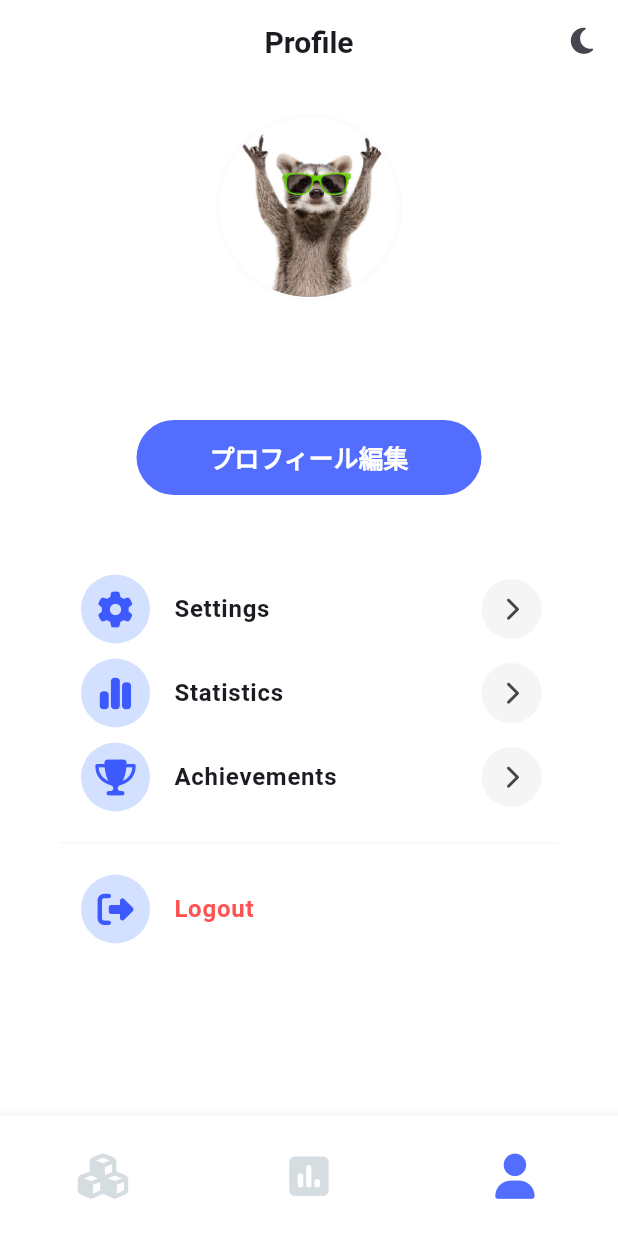
After one commit to snusberg-sudo/quizzie, a Flutter app: the Layout screen opened directly, item 3 of the bottom bar chosen, after a tap on "プロフィール編集", on a phone screen of 412 x 824 dp. The commit adds this screen. Run offline on Flutter 3.47's test engine with Material 3 defaults, Android fonts, the phone set to English and light mode, and no system bars; our stand-ins replace dio, flutter_dotenv, flutter_secure_storage, font_awesome_flutter, google_fonts, lottie and 2 more; accounts and stored records are empty.

Commit message:
forgot to push xd

```diff
--- a/lib/api/api_service.dart
+++ b/lib/api/api_service.dart
@@ -9,7 +9,7 @@ class ApiService {
     _dio.options.baseUrl = dotenv.env['BASE_API_URL']!;
     _dio.interceptors.add(InterceptorsWrapper(
       onRequest: (options, handler) async {
-        final token = await _storage.read(key: 'authToken');
+        final token = await _storage.read(key: 'token');
         if (token != null) {
           options.headers['Authorization'] = 'Bearer $token';
         }
--- /dev/null
+++ b/lib/api/user_data_storage_service.dart
@@ -0,0 +1,21 @@
+import 'package:flutter_secure_storage/flutter_secure_storage.dart';
+
+class UserDataStorageService {
+  static final _storage = FlutterSecureStorage();
+
+  static Future<void> set(String key, String value) async {
+    await _storage.write(key: key, value: value);
+  }
+
+  static Future<String?> get(String key) async {
+    return await _storage.read(key: key);
+  }
+
+  static Future<void> clearAll() async {
+    await _storage.deleteAll();
+  }
+
+  static Future<void> delete(String key) async {
+    await _storage.delete(key: key);
+  }
+}
--- a/lib/main.dart
+++ b/lib/main.dart
@@ -1,9 +1,11 @@
 import 'package:flutter/material.dart';
 import 'package:quizzie/views/pages/splash_screen.dart';
 import 'package:flutter_dotenv/flutter_dotenv.dart';
+import 'package:flutter/services.dart';
 
 Future<void> main() async {
   WidgetsFlutterBinding.ensureInitialized();
+  SystemChrome.setEnabledSystemUIMode(SystemUiMode.manual, overlays: []);
   await dotenv.load(fileName: "assets/.env");
   runApp(const MainApp());
 }
@@ -15,11 +17,15 @@ class MainApp extends StatelessWidget {
   Widget build(BuildContext context) {
     return MaterialApp(
       debugShowCheckedModeBanner: false,
-      theme: ThemeData.from(
+      theme: ThemeData(
         colorScheme: ColorScheme.fromSeed(
           seedColor: Colors.indigoAccent,
           brightness: Brightness.light,
         ),
+        useMaterial3: true,
+        filledButtonTheme: FilledButtonThemeData(
+          style: ButtonStyle(backgroundColor: WidgetStateProperty.all<Color>(Colors.indigoAccent))
+        )
       ),
       home: Scaffold(body: SplashScreen()),
     );
--- a/lib/views/pages/home.dart
+++ /dev/null
@@ -1,14 +0,0 @@
-import 'package:flutter/material.dart';
-
-class Home extends StatelessWidget {
-  const Home({super.key});
-
-  @override
-  Widget build(BuildContext context) {
-    return Scaffold(
-      body: Center(
-        child: Text("Welcome to Quizzy"),
-      ),
-    );
-  }
-}
--- /dev/null
+++ b/lib/views/pages/layout.dart
@@ -0,0 +1,107 @@
+import 'package:flutter/material.dart';
+import 'package:font_awesome_flutter/font_awesome_flutter.dart';
+import 'package:quizzie/api/user_data_storage_service.dart';
+import 'package:quizzie/views/styles/common_appbar_title_style.dart';
+import 'package:quizzie/views/widgets/leaderboard.dart';
+import 'package:quizzie/views/widgets/profile_page.dart';
+import 'package:quizzie/views/widgets/quiz_menu.dart';
+
+class Layout extends StatefulWidget {
+  const Layout({super.key});
+
+  @override
+  State<Layout> createState() => _LayoutState();
+}
+
+class _LayoutState extends State<Layout> {
+  int _selectedIndex = 0;
+  String? name, email;
+
+  void _onIconTapped(int index) {
+    setState(() {
+      _selectedIndex = index;
+    });
+  }
+
+  final List<AppBar> _appBars = [
+    AppBar(title: Column(children: [Text("")])),
+    AppBar(title: Column(children: [Text("")])),
+    AppBar(
+      backgroundColor: Colors.white,
+      title: Text("Profile", style: appbarTitleStyle()),
+      centerTitle: true,
+      actionsPadding: EdgeInsets.only(bottom: 3.0),
+      actions: [
+        IconButton(
+          onPressed: () {},
+          icon: FaIcon(FontAwesomeIcons.solidMoon, size: 20.0),
+        ),
+      ],
+    ),
+  ];
+
+  Future<void> _loadUserData() async {
+    final storedName = await UserDataStorageService.get("name");
+    final storedEmail = await UserDataStorageService.get("email");
+
+    setState(() {
+      name = storedName;
+      email = storedEmail;
+    });
+  }
+
+  @override
+  void initState() {
+    super.initState();
+    _loadUserData();
+  }
+
+  @override
+  Widget build(BuildContext context) {
+    List<Widget> contentOptions = <Widget>[
+      QuizMenu(),
+      Leaderboard(),
+      ProfilePage(name: name, email: email),
+    ];
+
+    return Scaffold(
+      backgroundColor: Colors.white,
+      appBar: _appBars.elementAt(_selectedIndex),
+      bottomNavigationBar: Theme(
+        data: Theme.of(context).copyWith(splashFactory: NoSplash.splashFactory),
+        child: BottomNavigationBar(
+          iconSize: 30.0,
+          currentIndex: _selectedIndex,
+          backgroundColor: Colors.white,
+          onTap: _onIconTapped,
+          type: BottomNavigationBarType.fixed,
+          showSelectedLabels: false,
+          showUnselectedLabels: false,
+          selectedFontSize: 0,
+          unselectedFontSize: 0,
+          unselectedIconTheme: IconThemeData(
+            color: Colors.blueGrey.shade400.withValues(alpha: 0.3),
+          ),
+          selectedItemColor: Colors.indigoAccent,
+          items: [
+            BottomNavigationBarItem(
+              icon: Padding(padding: EdgeInsets.symmetric(vertical: 25.0),child: FaIcon(FontAwesomeIcons.cubes),),
+              label: "",
+            ),
+            BottomNavigationBarItem(
+              icon: FaIcon(FontAwesomeIcons.squarePollVertical),
+              label: "",
+            ),
+            BottomNavigationBarItem(
+              icon: FaIcon(FontAwesomeIcons.solidUser),
+              label: "",
+            ),
+          ],
+        ),
+      ),
+      body: SingleChildScrollView(
+        child: IndexedStack(index: _selectedIndex, children: contentOptions),
+      ),
+    );
+  }
+}
--- a/lib/views/pages/login_page.dart
+++ b/lib/views/pages/login_page.dart
@@ -3,7 +3,8 @@ import 'package:flutter/material.dart';
 import 'package:flutter_secure_storage/flutter_secure_storage.dart';
 import 'package:google_fonts/google_fonts.dart';
 import 'package:quizzie/api/api_service.dart';
-import 'package:quizzie/views/pages/home.dart';
+import 'package:quizzie/api/user_data_storage_service.dart';
+import 'package:quizzie/views/pages/layout.dart';
 import 'package:quizzie/views/styles/common_input_decoration.dart';
 import 'package:quizzie/views/styles/common_text_styles.dart';
 import 'package:quizzie/views/widgets/outlined_logo_button.dart';
@@ -27,22 +28,19 @@ class _LoginPageState extends State<LoginPage> {
     };
     final apiService = ApiService();
     try {
-      final FlutterSecureStorage secureStorage = const FlutterSecureStorage();
       final response = await apiService.post('/login', requestData);
-      print(response.data);
-      await secureStorage.write(key: 'token', value: response.data['token']);
-      await secureStorage.write(
-        key: 'user_id',
-        value: response.data['user']['id'].toString(),
+      await UserDataStorageService.set('token', response.data['token']);
+      await UserDataStorageService.set(
+        'user_id',
+        response.data['user']['id'].toString(),
       );
-      await secureStorage.write(
-        key: 'email',
-        value: response.data['user']['email'],
-      );
+      await UserDataStorageService.set('email', response.data['user']['email']);
+      await UserDataStorageService.set('name', response.data['user']['name']);
+      if (!mounted) return;
       Navigator.pushAndRemoveUntil(
         context,
-        MaterialPageRoute(builder: (context) => Home()),
-        (Route<dynamic> route)=>false,
+        MaterialPageRoute(builder: (context) => Layout()),
+        (Route<dynamic> route) => false,
       );
     } catch (error) {
       print(error);
--- a/lib/views/pages/splash_screen.dart
+++ b/lib/views/pages/splash_screen.dart
@@ -1,8 +1,7 @@
 import 'package:flutter/material.dart';
-import 'package:flutter_secure_storage/flutter_secure_storage.dart';
+import 'package:quizzie/api/user_data_storage_service.dart';
 import 'package:quizzie/views/pages/access_choice.dart';
-import 'package:quizzie/views/pages/home.dart';
-import 'package:quizzie/views/pages/login_page.dart';
+import 'package:quizzie/views/pages/layout.dart';
 import 'package:quizzie/views/pages/welcome_page.dart';
 import 'package:shared_preferences/shared_preferences.dart';
 
@@ -14,7 +13,6 @@ class SplashScreen extends StatefulWidget {
 }
 
 class _SplashScreenState extends State<SplashScreen> {
-  final FlutterSecureStorage secureStorage = const FlutterSecureStorage();
   @override
   void initState() {
     super.initState();
@@ -23,7 +21,7 @@ class _SplashScreenState extends State<SplashScreen> {
 
   Future<void> _cusInit() async {
     final prefs = await SharedPreferences.getInstance();
-    final token = await secureStorage.read(key: 'token');
+    final token = await UserDataStorageService.get('token');
     final hasSeenWelcome = prefs.getBool('hasSeenWelcome') ?? false;
     if (!mounted) return;
     if (!hasSeenWelcome) {
@@ -35,7 +33,7 @@ class _SplashScreenState extends State<SplashScreen> {
     } else if (token != null && token.isNotEmpty) {
       Navigator.pushReplacement(
         context,
-        MaterialPageRoute(builder: (context) => Home()),
+        MaterialPageRoute(builder: (context) => Layout()),
       );
     } else {
       Navigator.pushReplacement(
--- /dev/null
+++ b/lib/views/styles/common_appbar_title_style.dart
@@ -0,0 +1,8 @@
+import 'package:flutter/material.dart';
+
+TextStyle appbarTitleStyle() {
+  return TextStyle(
+    fontWeight: FontWeight.w600,
+    fontSize: 20.0
+  );
+}
--- /dev/null
+++ b/lib/views/widgets/leaderboard.dart
@@ -0,0 +1,15 @@
+import 'package:flutter/material.dart';
+
+class Leaderboard extends StatefulWidget {
+  const Leaderboard({super.key});
+
+  @override
+  State<Leaderboard> createState() => _LeaderboardState();
+}
+
+class _LeaderboardState extends State<Leaderboard> {
+  @override
+  Widget build(BuildContext context) {
+    return Container();
+  }
+}
--- /dev/null
+++ b/lib/views/widgets/list_view_navigation.dart
@@ -0,0 +1,49 @@
+import 'package:flutter/material.dart';
+import 'package:font_awesome_flutter/font_awesome_flutter.dart';
+
+class ListViewNavigation extends StatelessWidget {
+  const ListViewNavigation({super.key, required this.widgetsList});
+
+  final List<Map<String, dynamic>> widgetsList;
+
+  @override
+  Widget build(BuildContext context) {
+    return Padding(
+      padding: EdgeInsets.only(left: 15.0),
+      child: ListView.builder(
+        physics: NeverScrollableScrollPhysics(),
+        shrinkWrap: true,
+        padding: const EdgeInsets.all(8),
+        itemCount: widgetsList.length,
+        itemBuilder: (context, index) {
+          return ListTile(
+            splashColor: Colors.transparent,
+
+            onTap: widgetsList.elementAt(index)['action'],
+            leading: CircleAvatar(
+              radius: 23.0,
+              backgroundColor: Colors.blueAccent.shade700.withValues(
+                alpha: 0.2,
+              ),
+              child: FaIcon(
+                widgetsList.elementAt(index)['icon'],
+                color: Colors.indigoAccent.shade400,
+              ),
+            ),
+            title: Text(
+              widgetsList.elementAt(index)['text'],
+              style: TextStyle(fontWeight: FontWeight.w600, color: widgetsList.elementAt(index)['textColor']),
+            ),
+            trailing: widgetsList.elementAt(index)['trailingAction'] != null ? IconButton(
+              onPressed: widgetsList.elementAt(index)['trailingAction'],
+              icon: FaIcon(FontAwesomeIcons.chevronRight, size: 16.0,),
+              style: FilledButton.styleFrom(
+                backgroundColor: Colors.grey.shade100
+              ),
+            ) : null,
+          );
+        },
+      ),
+    );
+  }
+}
--- /dev/null
+++ b/lib/views/widgets/profile_page.dart
@@ -0,0 +1,97 @@
+import 'package:flutter/material.dart';
+import 'package:font_awesome_flutter/font_awesome_flutter.dart';
+import 'package:quizzie/views/widgets/list_view_navigation.dart';
+
+class ProfilePage extends StatefulWidget {
+  const ProfilePage({super.key, required this.name, required this.email});
+
+  final String? name;
+  final String? email;
+
+  @override
+  State<ProfilePage> createState() => _ProfilePageState();
+}
+
+class _ProfilePageState extends State<ProfilePage> {
+  @override
+  Widget build(BuildContext context) {
+    return Center(
+      child: Padding(
+        padding: EdgeInsets.symmetric(horizontal: 15.0, vertical: 20.0),
+        child: Column(
+          children: [
+            Container(
+              padding: EdgeInsets.all(1.0),
+              decoration: BoxDecoration(
+                shape: BoxShape.circle,
+                border: Border.all(
+                  color: Colors.grey.shade100.withValues(alpha: 0.5),
+                  width: 1.0,
+                ),
+              ),
+              child: CircleAvatar(
+                radius: 60.0,
+                backgroundImage: AssetImage('assets/images/racool.jpg'),
+              ),
+            ),
+            SizedBox(height: 5.0),
+            Text(
+              widget.name ?? 'Dummy Name',
+              style: TextStyle(fontWeight: FontWeight.w700, fontSize: 18.5),
+            ),
+            SizedBox(height: 3.0),
+            Text(
+              widget.email ?? '',
+              style: TextStyle(fontWeight: FontWeight.w600, fontSize: 16.5),
+            ),
+            SizedBox(height: 22.0),
+            FilledButton(
+              onPressed: () {},
+              style: FilledButton.styleFrom(minimumSize: Size(230.0, 50.0)),
+              child: Text(
+                "プロフィール編集",
+                style: TextStyle(fontWeight: FontWeight.w800, fontSize: 16.5),
+              ),
+            ),
+            SizedBox(height: 40.0),
+            ListViewNavigation(
+              widgetsList: [
+                {
+                  'icon': FontAwesomeIcons.gear,
+                  'text': "Settings",
+                  'trailingAction': () {},
+                },
+                {
+                  'icon': FontAwesomeIcons.chartSimple,
+                  'text': "Statistics",
+                  'trailingAction': () {},
+                },
+                {
+                  'icon': FontAwesomeIcons.trophy,
+                  'text': "Achievements",
+                  'trailingAction': () {},
+                },
+              ],
+            ),
+            Divider(
+              indent: 25.0,
+              endIndent: 25.0,
+              thickness: 0.75,
+              color: Colors.grey.shade100,
+            ),
+            ListViewNavigation(
+              widgetsList: [
+                {
+                  'icon': FontAwesomeIcons.rightFromBracket,
+                  'text': "Logout",
+                  'action': (){},
+                  'textColor': Colors.redAccent
+                },
+              ],
+            ),
+          ],
+        ),
+      ),
+    );
+  }
+}
--- /dev/null
+++ b/lib/views/widgets/quiz_menu.dart
@@ -0,0 +1,15 @@
+import 'package:flutter/material.dart';
+
+class QuizMenu extends StatefulWidget {
+  const QuizMenu({super.key});
+
+  @override
+  State<QuizMenu> createState() => _QuizMenuState();
+}
+
+class _QuizMenuState extends State<QuizMenu> {
+  @override
+  Widget build(BuildContext context) {
+    return Container();
+  }
+}
--- a/pubspec.yaml
+++ b/pubspec.yaml
@@ -12,6 +12,8 @@ dependencies:
     sdk: flutter
   flutter_dotenv: ^5.2.1
   flutter_secure_storage: ^9.2.4
+  flutter_svg: ^2.1.0
+  font_awesome_flutter: ^10.8.0
   google_fonts: ^6.2.1
   http: ^1.4.0
   lottie: ^3.3.1
```
Also changed, not shown: assets/images/racool.jpg (added), lib/api/token_storage.dart (deleted), pubspec.lock.
